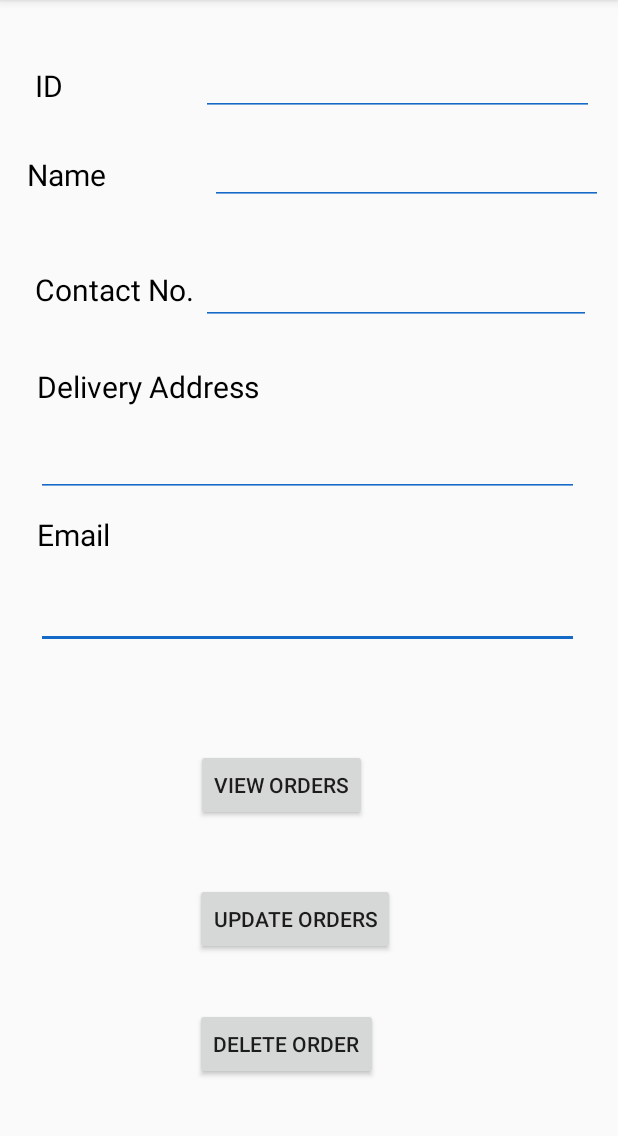
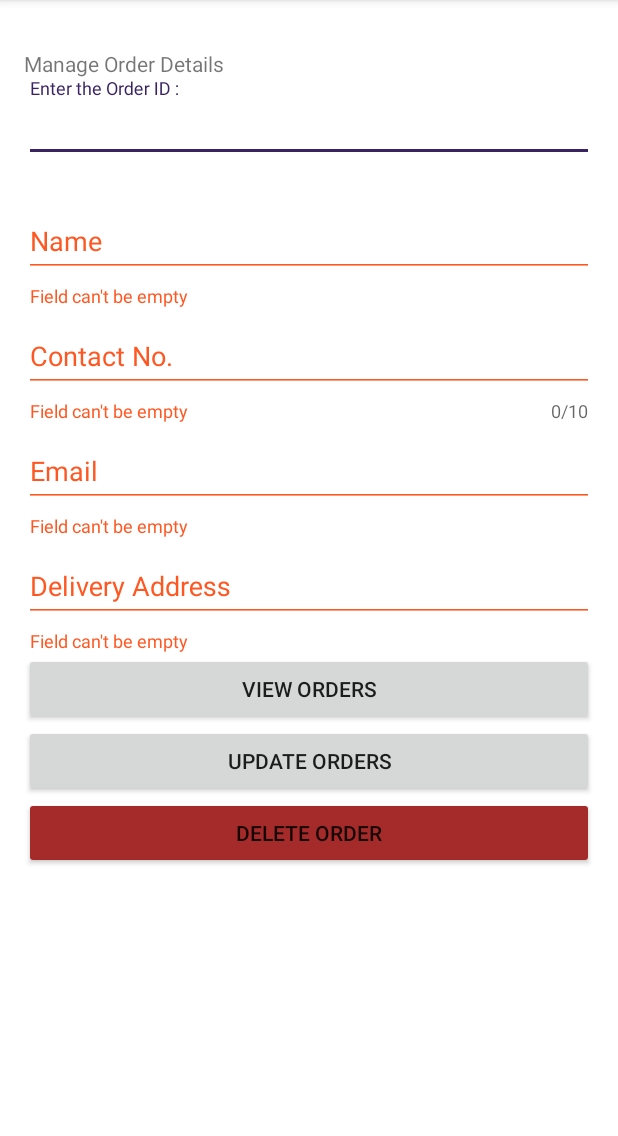
Before and after one commit to prabhashaamarathunga/TechFreaks, an Android app: the yourOrders screen opened directly, with no data from a screen before it, after a tap on "UPDATE ORDERS", on a phone screen of 412 x 824 dp, the part 84-1220 px from its top. Run offline under Robolectric (Android 15) with nearby library versions, the phone set to English and light mode, and no system bars.

Commit message:
Prabhasha Changes

```diff
--- a/app/src/main/java/com/example/mobilemania/ViewPayment.java
+++ b/app/src/main/java/com/example/mobilemania/ViewPayment.java
@@ -2,6 +2,7 @@ package com.example.mobilemania;
 
 import androidx.appcompat.app.AppCompatActivity;
 
+import android.content.Intent;
 import android.os.Bundle;
 import android.view.View;
 import android.widget.Button;
@@ -74,4 +75,14 @@ public class ViewPayment extends AppCompatActivity {
                 break;
         }
     }
+
+    public void onClickManageOrders(View view){
+        Intent intent = new Intent(this, yourOrders.class);
+        startActivity(intent);
+    }
+
+    public void onClickkeepshopping(View view){
+        Intent intent = new Intent(this, LoginItemList.class);
+        startActivity(intent);
+    }
 }
--- a/app/src/main/java/com/example/mobilemania/checkout.java
+++ b/app/src/main/java/com/example/mobilemania/checkout.java
@@ -16,8 +16,6 @@ public class checkout extends AppCompatActivity{
 
     DBHelper dbHelper;
     ListView cartView;
-    TextView Item;
-    String Itemv;
 
     ArrayList<String> listItem;
     ArrayAdapter adapter;
@@ -30,11 +28,8 @@ public class checkout extends AppCompatActivity{
         dbHelper = new DBHelper(this);
         cartView = findViewById(R.id.cart_view);
         listItem = new ArrayList<>();
-        Item = findViewById(R.id.itemcart);
         viewCheck();
 
-        Itemv = getIntent().getExtras().getString("Item");
-        Item.setText(Itemv);
 
         cartView.setOnItemClickListener(new AdapterView.OnItemClickListener() {
             @Override
@@ -66,4 +61,9 @@ public class checkout extends AppCompatActivity{
         Intent intent = new Intent(this, payment.class);
         startActivity(intent);
     }
+
+    public void onClickkeepshopping(View view){
+        Intent intent = new Intent(this, LoginItemList.class);
+        startActivity(intent);
+    }
 }
--- a/app/src/main/java/com/example/mobilemania/yourOrders.java
+++ b/app/src/main/java/com/example/mobilemania/yourOrders.java
@@ -7,10 +7,10 @@ import android.database.Cursor;
 import android.os.Bundle;
 import android.view.View;
 import android.widget.Button;
-import android.widget.EditText;
 import android.widget.Toast;
 
 import com.example.mobilemania.Database.DBHelper;
+import com.google.android.material.textfield.TextInputLayout;
 
 public class yourOrders extends AppCompatActivity {
 
@@ -18,7 +18,11 @@ public class yourOrders extends AppCompatActivity {
     Button btnviewOrders;
     Button btnupdateOrders;
     Button btndeleteOrders;
-    EditText editname, editphone, editaddress, editid, editemail;
+    private TextInputLayout editname;
+    private TextInputLayout editphone;
+    private TextInputLayout editaddress;
+    private TextInputLayout editid;
+    private TextInputLayout editemail;
 
     @Override
     protected void onCreate(Bundle savedInstanceState) {
@@ -27,11 +31,11 @@ public class yourOrders extends AppCompatActivity {
 
         dbHelper = new DBHelper(this);
 
-        editid = (EditText) findViewById(R.id.id);
-        editname = (EditText) findViewById(R.id.name);
-        editphone = (EditText) findViewById(R.id.phone);
-        editaddress = (EditText) findViewById(R.id.address);
-        editemail = (EditText) findViewById(R.id.email);
+        editid = findViewById(R.id.id);
+        editname = findViewById(R.id.name);
+        editphone = findViewById(R.id.phone);
+        editaddress = findViewById(R.id.address);
+        editemail = findViewById(R.id.email);
 
         btnviewOrders = (Button)findViewById(R.id.view_orders);
         btnupdateOrders = (Button)findViewById(R.id.update_orders);
@@ -73,11 +77,13 @@ public class yourOrders extends AppCompatActivity {
                 new View.OnClickListener() {
                     @Override
                     public void onClick(View v) {
-                        boolean isUpdate = dbHelper.updateOrders(editid.getText().toString(),
-                                editname.getText().toString(),
-                                editphone.getText().toString(),
-                                editaddress.getText().toString(),
-                                editemail.getText().toString());
+                        if (!validateName() | !validatePhone() | !validateEmail() | !validateAddress()){
+                            return;}
+                        boolean isUpdate = dbHelper.updateOrders(editid.getEditText().getText().toString(),
+                                editname.getEditText().getText().toString(),
+                                editphone.getEditText().getText().toString(),
+                                editaddress.getEditText().getText().toString(),
+                                editemail.getEditText().getText().toString());
 
                         if(isUpdate == true)
                             Toast.makeText(yourOrders.this,"Updated Succesful",Toast.LENGTH_LONG).show();
@@ -93,7 +99,7 @@ public class yourOrders extends AppCompatActivity {
                 new View.OnClickListener() {
                     @Override
                     public void onClick(View v) {
-                        Integer deletedRows = dbHelper.deleteOrders(editid.getText().toString());
+                        Integer deletedRows = dbHelper.deleteOrders(editid.getEditText().getText().toString());
                         if(deletedRows > 0)
                             Toast.makeText(yourOrders.this,"Deleted Succesful",Toast.LENGTH_LONG).show();
                         else
@@ -113,6 +119,73 @@ public class yourOrders extends AppCompatActivity {
         builder.show();
     }
 
+
+    private boolean validateName() {
+
+        String NameInput = editname.getEditText().getText().toString().trim();
+        String NamePattern = "^[a-zA-Z\\s]*$";
+
+        if(NameInput.isEmpty()){
+            editname.setError("Field can't be empty");
+            return false;
+        }
+        else if(!NameInput.matches(NamePattern)){
+            editname.setError("Incorrect Name");
+            return false;
+        }
+        else {
+            editname.setError(null);
+            return true;
+        }
+    }
+
+    private boolean validateAddress(){
+        String addressInput = editaddress.getEditText().getText().toString().trim();
+
+        if(addressInput.isEmpty()){
+            editaddress.setError("Field can't be empty");
+            return false;
+        }
+        else {
+            editaddress.setError(null);
+            return true;
+        }
+    }
+
+    private boolean validateEmail(){
+        String emailInput = editemail.getEditText().getText().toString().trim();
+        String emailPattern = "[a-zA-Z0-9._-]+@[a-z]+.[a-z]+";
+
+        if(emailInput.isEmpty()){
+            editemail.setError("Field can't be empty");
+            return false;
+        }
+        else if(!emailInput.matches(emailPattern)){
+            editemail.setError("Incorrect Email");
+            return false;
+        }
+        else {
+            editemail.setError(null);
+            return true;
+        }
+    }
+
+    private boolean validatePhone(){
+        String phoneInput = editphone.getEditText().getText().toString().trim();
+
+        if(phoneInput.isEmpty()){
+            editphone.setError("Field can't be empty");
+            return false;
+        }
+        else if(phoneInput.length() < 10){
+            editphone.setError("Incorrect Mobile Number");
+            return false;
+        }
+        else {
+            editphone.setError(null);
+            return true;
+        }
+    }
     public void onClickView(View v) {
 
         switch (v.getId()){
--- a/app/src/main/res/layout/activity_checkout.xml
+++ b/app/src/main/res/layout/activity_checkout.xml
@@ -30,6 +30,7 @@
         android:layout_marginEnd="31dp"
         android:layout_marginBottom="80dp"
         android:background="@color/design_default_color_primary"
+        android:onClick="onClickkeepshopping"
         android:text="@string/keepshopping"
         app:layout_constraintBottom_toBottomOf="parent"
         app:layout_constraintEnd_toStartOf="@+id/checkout"
@@ -69,17 +70,4 @@
         app:layout_constraintStart_toStartOf="parent"
         app:layout_constraintTop_toTopOf="parent" />
 
-    <TextView
-        android:id="@+id/itemcart"
-        android:layout_width="302dp"
-        android:layout_height="20dp"
-        android:layout_marginStart="47dp"
-        android:layout_marginTop="31dp"
-        android:layout_marginEnd="62dp"
-        android:layout_marginBottom="48dp"
-        app:layout_constraintBottom_toTopOf="@+id/order"
-        app:layout_constraintEnd_toEndOf="parent"
-        app:layout_constraintStart_toStartOf="parent"
-        app:layout_constraintTop_toTopOf="parent" />
-
 </androidx.constraintlayout.widget.ConstraintLayout>
--- a/app/src/main/res/layout/activity_view_payment.xml
+++ b/app/src/main/res/layout/activity_view_payment.xml
@@ -9,18 +9,6 @@
     android:padding="16dp"
     tools:context=".ViewPayment">
 
-    <TextView
-        android:layout_width="match_parent"
-        android:layout_height="wrap_content"
-        android:text="Delivery Address"
-        android:textSize="16dp"
-        android:textStyle="bold"/>
-    <TextView
-        android:id="@+id/vaddress"
-        android:layout_width="match_parent"
-        android:layout_height="wrap_content"
-        android:textSize="18dp"/>
-
 
     <TextView
         android:layout_width="match_parent"
@@ -31,6 +19,7 @@
     <TextView
         android:id="@+id/vname"
         android:layout_width="match_parent"
+        android:padding="16dp"
         android:textSize="18dp"
         android:layout_height="wrap_content"/>
 
@@ -44,6 +33,7 @@
     <TextView
         android:id="@+id/vphone"
         android:textSize="18dp"
+        android:padding="16dp"
         android:layout_width="match_parent"
         android:layout_height="wrap_content"/>
 
@@ -57,8 +47,22 @@
     <TextView
         android:id="@+id/vemail"
         android:textSize="18dp"
+        android:padding="16dp"
         android:layout_width="match_parent"
         android:layout_height="wrap_content"/>
+
+    <TextView
+        android:layout_width="match_parent"
+        android:layout_height="wrap_content"
+        android:text="Delivery Address"
+        android:textSize="16dp"
+        android:textStyle="bold"/>
+    <TextView
+        android:id="@+id/vaddress"
+        android:layout_width="match_parent"
+        android:layout_height="wrap_content"
+        android:padding="16dp"
+        android:textSize="18dp"/>
 
 
     <TextView
@@ -70,6 +74,7 @@
     <TextView
         android:id="@+id/vitems"
         android:textSize="18dp"
+        android:padding="16dp"
         android:layout_width="match_parent"
         android:layout_height="wrap_content"/>
 
@@ -80,4 +85,21 @@
         android:backgroundTint="@color/colorPrimary"
         android:text="@string/cconfirm" />
 
+    <Button
+        android:id="@+id/keepshopping"
+        android:layout_width="match_parent"
+        android:layout_height="wrap_content"
+        android:backgroundTint="@color/textclr"
+        android:onClick="onClickkeepshopping"
+        android:text="@string/keepshopping" />
+
+    <Button
+        android:id="@+id/manage_orders"
+        android:layout_width="match_parent"
+        android:layout_height="wrap_content"
+        android:backgroundTint="@color/textclr"
+        android:onClick="onClickManageOrders"
+        android:text="@string/manage_orders" />
+
+
 </LinearLayout>
--- a/app/src/main/res/layout/activity_your_orders.xml
+++ b/app/src/main/res/layout/activity_your_orders.xml
@@ -1,198 +1,130 @@
 <?xml version="1.0" encoding="utf-8"?>
-<androidx.constraintlayout.widget.ConstraintLayout xmlns:android="http://schemas.android.com/apk/res/android"
-    xmlns:app="http://schemas.android.com/apk/res-auto"
-    xmlns:tools="http://schemas.android.com/tools"
-    android:layout_width="match_parent"
-    android:layout_height="match_parent"
-    tools:context=".yourOrders">
+<LinearLayout xmlns:android="http://schemas.android.com/apk/res/android"
+        xmlns:app="http://schemas.android.com/apk/res-auto"
+        xmlns:tools="http://schemas.android.com/tools"
+        android:id="@+id/paymentapp"
+        android:layout_width="match_parent"
+        android:layout_height="match_parent"
+        android:background="@android:color/background_light"
+        android:orientation="vertical"
+        android:padding="16dp"
+        tools:context=".yourOrders">
+
+        <com.google.android.material.textfield.TextInputLayout
+            android:id="@+id/Manage_Order_Details"
+            android:layout_width="match_parent"
+            android:layout_height="wrap_content"
+            app:errorEnabled="true">
+            <TextView
+                android:layout_width="match_parent"
+                android:layout_height="wrap_content"
+                android:text="Manage Order Details"/>
+
+        </com.google.android.material.textfield.TextInputLayout>
+        <com.google.android.material.textfield.TextInputLayout
+            android:id="@+id/id"
+            android:layout_width="match_parent"
+            android:layout_height="wrap_content"
+            app:errorEnabled="true">
+
+            <com.google.android.material.textfield.TextInputEditText
+                android:layout_width="match_parent"
+                android:layout_height="wrap_content"
+                android:inputType="number"
+                android:hint="Enter the Order ID :">
+            </com.google.android.material.textfield.TextInputEditText>
+
+        </com.google.android.material.textfield.TextInputLayout>
+
+        <com.google.android.material.textfield.TextInputLayout
+            android:id="@+id/name"
+            android:layout_width="match_parent"
+            android:layout_height="wrap_content"
+            app:errorEnabled="true">
+
+            <com.google.android.material.textfield.TextInputEditText
+                android:layout_width="match_parent"
+                android:layout_height="wrap_content"
+                android:hint="Name"
+                android:inputType="text">
+
+            </com.google.android.material.textfield.TextInputEditText>
+
+
+        </com.google.android.material.textfield.TextInputLayout>
+
+
+        <com.google.android.material.textfield.TextInputLayout
+            android:id="@+id/phone"
+            android:layout_width="match_parent"
+            android:layout_height="wrap_content"
+            app:counterEnabled="true"
+            app:counterMaxLength="10"
+            app:errorEnabled="true">
+
+            <com.google.android.material.textfield.TextInputEditText
+                android:layout_width="match_parent"
+                android:layout_height="wrap_content"
+                android:hint="Contact No."
+                android:maxLength="10"
+                android:inputType="phone">
+
+            </com.google.android.material.textfield.TextInputEditText>
+
+        </com.google.android.material.textfield.TextInputLayout>
+
+    <com.google.android.material.textfield.TextInputLayout
+        android:id="@+id/email"
+        android:layout_width="match_parent"
+        android:layout_height="wrap_content"
+        app:errorEnabled="true">
+
+        <com.google.android.material.textfield.TextInputEditText
+            android:layout_width="match_parent"
+            android:layout_height="wrap_content"
+            android:hint="Email"
+            android:inputType="textEmailAddress">
+
+        </com.google.android.material.textfield.TextInputEditText>
+
+    </com.google.android.material.textfield.TextInputLayout>
+
+        <com.google.android.material.textfield.TextInputLayout
+            android:id="@+id/address"
+            android:layout_width="match_parent"
+            android:layout_height="wrap_content"
+            app:errorEnabled="true">
+
+            <com.google.android.material.textfield.TextInputEditText
+                android:layout_width="match_parent"
+                android:layout_height="wrap_content"
+                android:hint="Delivery Address"
+                android:inputType="textMultiLine">
+            </com.google.android.material.textfield.TextInputEditText>
+
+        </com.google.android.material.textfield.TextInputLayout>
+
+
+    <Button
+        android:id="@+id/view_orders"
+        android:layout_width="match_parent"
+        android:layout_height="wrap_content"
+        android:onClick="onClickView"
+        android:text="@string/view_orders" />
 
     <Button
         android:id="@+id/update_orders"
-        android:layout_width="wrap_content"
+        android:layout_width="match_parent"
         android:layout_height="wrap_content"
-        android:layout_marginStart="129dp"
-        android:layout_marginEnd="148dp"
-        android:layout_marginBottom="35dp"
         android:onClick="onClickUpdate"
-        android:text="@string/update_orders"
-        app:layout_constraintBottom_toTopOf="@+id/delete_orders"
-        app:layout_constraintEnd_toEndOf="parent"
-        app:layout_constraintStart_toStartOf="parent" />
-
-    <Button
-        android:id="@+id/view_orders"
-        android:layout_width="wrap_content"
-        android:layout_height="wrap_content"
-        android:layout_marginStart="130dp"
-        android:layout_marginTop="51dp"
-        android:layout_marginEnd="167dp"
-        android:layout_marginBottom="26dp"
-        android:onClick="onClickView"
-        android:text="@string/view_orders"
-        app:layout_constraintBottom_toTopOf="@+id/update_orders"
-        app:layout_constraintEnd_toEndOf="parent"
-        app:layout_constraintStart_toStartOf="parent"
-        app:layout_constraintTop_toBottomOf="@+id/email" />
+        android:text="@string/update_orders" />
 
     <Button
         android:id="@+id/delete_orders"
-        android:layout_width="wrap_content"
+        android:layout_width="match_parent"
         android:layout_height="wrap_content"
-        android:layout_marginStart="130dp"
-        android:layout_marginEnd="160dp"
-        android:layout_marginBottom="48dp"
+        android:backgroundTint="@color/colorUpdateBtn"
         android:onClick="onClickDelete"
-        android:text="@string/delete_orders"
-        app:layout_constraintBottom_toBottomOf="parent"
-        app:layout_constraintEnd_toEndOf="parent"
-        app:layout_constraintStart_toStartOf="parent" />
+        android:text="@string/delete_orders" />
 
-    <EditText
-        android:id="@+id/email"
-        android:layout_width="362dp"
-        android:layout_height="45dp"
-        android:layout_marginStart="23dp"
-        android:layout_marginTop="17dp"
-        android:layout_marginEnd="26dp"
-        android:backgroundTint="@color/colorPrimary"
-        android:ems="10"
-        android:inputType="textPersonName"
-        android:textColor="@android:color/background_dark"
-        app:layout_constraintEnd_toEndOf="parent"
-        app:layout_constraintStart_toStartOf="parent"
-        app:layout_constraintTop_toBottomOf="@+id/mail" />
-
-    <TextView
-        android:id="@+id/mail"
-        android:layout_width="wrap_content"
-        android:layout_height="wrap_content"
-        android:layout_marginStart="23dp"
-        android:layout_marginTop="11dp"
-        android:layout_marginEnd="337dp"
-        android:text="Email"
-        android:textColor="@android:color/background_dark"
-        android:textSize="20sp"
-        app:layout_constraintEnd_toEndOf="parent"
-        app:layout_constraintStart_toStartOf="parent"
-        app:layout_constraintTop_toBottomOf="@+id/address" />
-
-    <EditText
-        android:id="@+id/id"
-        android:layout_width="262dp"
-        android:layout_height="42dp"
-        android:layout_marginStart="12dp"
-        android:layout_marginTop="35dp"
-        android:layout_marginEnd="16dp"
-        android:backgroundTint="@color/colorPrimary"
-        android:ems="10"
-        android:importantForAutofill="no"
-        android:inputType="textPersonName"
-        android:textColor="@android:color/background_dark"
-        app:layout_constraintEnd_toEndOf="parent"
-        app:layout_constraintStart_toEndOf="@+id/name3"
-        app:layout_constraintTop_toTopOf="parent" />
-
-    <EditText
-        android:id="@+id/address"
-        android:layout_width="362dp"
-        android:layout_height="45dp"
-        android:layout_marginStart="23dp"
-        android:layout_marginTop="7dp"
-        android:layout_marginEnd="26dp"
-        android:layout_marginBottom="11dp"
-        android:backgroundTint="@color/colorPrimary"
-        android:ems="10"
-        android:inputType="textPersonName"
-        android:textColor="@android:color/background_dark"
-        app:layout_constraintBottom_toTopOf="@+id/mail"
-        app:layout_constraintEnd_toEndOf="parent"
-        app:layout_constraintStart_toStartOf="parent"
-        app:layout_constraintTop_toBottomOf="@+id/address2" />
-
-    <EditText
-        android:id="@+id/phone"
-        android:layout_width="260dp"
-        android:layout_height="45dp"
-        android:layout_marginTop="17dp"
-        android:layout_marginEnd="18dp"
-        android:layout_marginBottom="27dp"
-        android:backgroundTint="@color/colorPrimary"
-        android:ems="10"
-        android:importantForAutofill="no"
-        android:inputType="textPersonName"
-        android:textColor="@android:color/background_dark"
-        app:layout_constraintBottom_toTopOf="@+id/address2"
-        app:layout_constraintEnd_toEndOf="parent"
-        app:layout_constraintStart_toEndOf="@+id/mobile"
-        app:layout_constraintTop_toBottomOf="@+id/name" />
-
-    <EditText
-        android:id="@+id/name"
-        android:layout_width="262dp"
-        android:layout_height="42dp"
-        android:layout_marginStart="12dp"
-        android:layout_marginTop="17dp"
-        android:layout_marginEnd="16dp"
-        android:layout_marginBottom="17dp"
-        android:backgroundTint="@color/colorPrimary"
-        android:ems="10"
-        android:importantForAutofill="no"
-        android:inputType="textPersonName"
-        android:textColor="@android:color/background_dark"
-        app:layout_constraintBottom_toTopOf="@+id/phone"
-        app:layout_constraintEnd_toEndOf="parent"
-        app:layout_constraintStart_toEndOf="@+id/name2"
-        app:layout_constraintTop_toBottomOf="@+id/id" />
-
-    <TextView
-        android:id="@+id/name3"
-        android:layout_width="98dp"
-        android:layout_height="42dp"
-        android:layout_marginStart="23dp"
-        android:text="@string/id"
-        android:textColor="@android:color/background_dark"
-        android:textSize="20sp"
-        app:layout_constraintBaseline_toBaselineOf="@+id/id"
-        app:layout_constraintStart_toStartOf="parent" />
-
-    <TextView
-        android:id="@+id/mobile"
-        android:layout_width="110dp"
-        android:layout_height="45dp"
-        android:layout_marginStart="23dp"
-        android:text="@string/mobile"
-        android:textColor="@android:color/background_dark"
-        android:textSize="20sp"
-        app:layout_constraintBaseline_toBaselineOf="@+id/phone"
-        app:layout_constraintEnd_toStartOf="@+id/phone"
-        app:layout_constraintStart_toStartOf="parent" />
-
-    <TextView
-        android:id="@+id/name2"
-        android:layout_width="98dp"
-        android:layout_height="42dp"
-        android:layout_marginStart="23dp"
-        android:layout_marginEnd="12dp"
-        android:text="@string/name"
-        android:textColor="@android:color/background_dark"
-        android:textSize="20sp"
-        app:layout_constraintBaseline_toBaselineOf="@+id/name"
-        app:layout_constraintEnd_toStartOf="@+id/name"
-        app:layout_constraintStart_toStartOf="parent" />
-
-    <TextView
-        android:id="@+id/address2"
-        android:layout_width="wrap_content"
-        android:layout_height="wrap_content"
-        android:layout_marginStart="23dp"
-        android:layout_marginTop="19dp"
-        android:layout_marginEnd="238dp"
-        android:layout_marginBottom="7dp"
-        android:text="@string/address"
-        android:textColor="@android:color/background_dark"
-        android:textSize="20sp"
-        app:layout_constraintBottom_toTopOf="@+id/address"
-        app:layout_constraintEnd_toEndOf="parent"
-        app:layout_constraintStart_toStartOf="parent"
-        app:layout_constraintTop_toBottomOf="@+id/mobile" />
-</androidx.constraintlayout.widget.ConstraintLayout>
+    </LinearLayout>
--- a/app/src/main/res/values/colors.xml
+++ b/app/src/main/res/values/colors.xml
@@ -7,5 +7,5 @@
     <color name="colorUpdateBtn">#A52A2A</color>
     <color name="backBtn">#6DE166</color>
     <color name="titleAdd">#000080</color>
-    <color name="textclr">#d3d3d3</color>
+    <color name="textclr">#D3D3D3</color>
 </resources>
```
